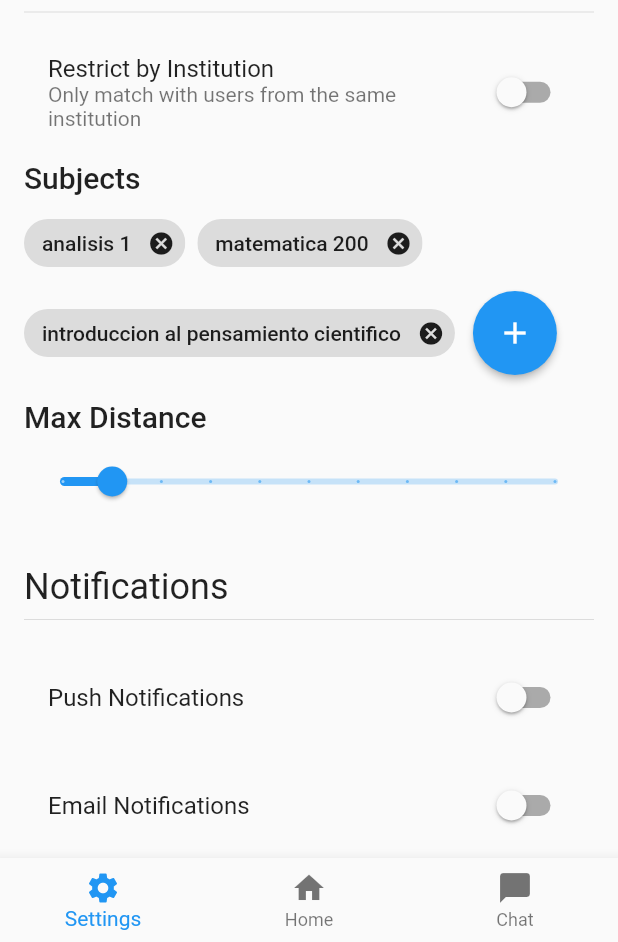
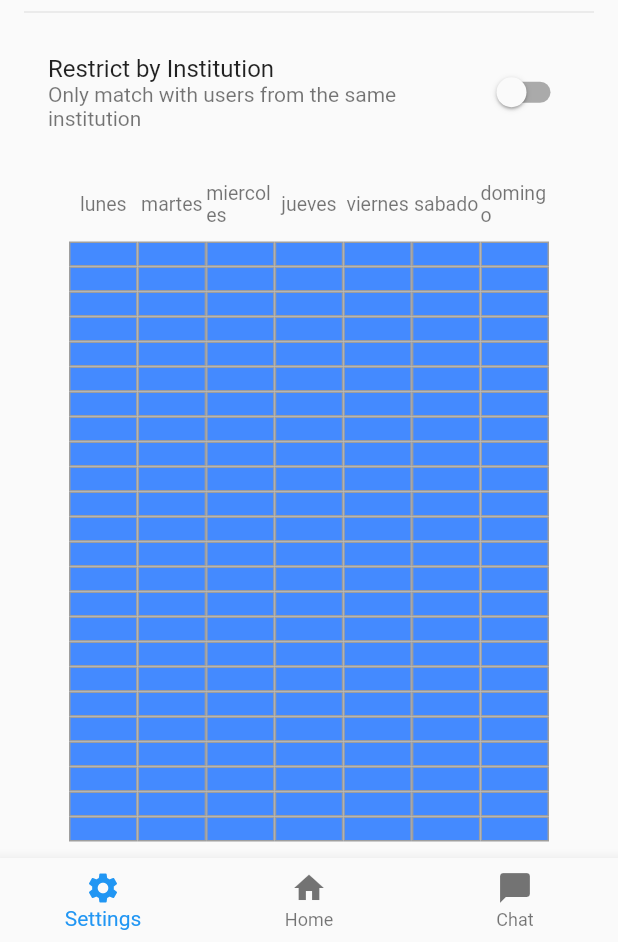
Before and after one commit to lucastarche/studdy-buddy, a Flutter app: the SettingsPage screen opened by its route, on a phone screen of 412 x 824 dp, the part 294-1236 px from its top. Run offline on Flutter 3.47's test engine with Material 2 defaults, Android fonts, the phone set to English and light mode, and no system bars; our stand-ins replace appinio_swiper, firebase_auth, firebase_core, flip_card; missing offline and left inert: firebase_ui_auth, firebase_ui_oauth_google; accounts and stored records are empty; network calls fail.

```diff
--- a/lib/app_state.dart
+++ b/lib/app_state.dart
@@ -24,12 +24,12 @@ class AppState extends ChangeNotifier {
   }
 
   //general
-  var pfpSmall = const NetworkImage('http://via.placerholder/100x100',
+  var pfpSmall = const NetworkImage('http://via.placeholder/100x100',
       headers: {'X-Requested-With': 'XMLHttpRequest'});
   //Chat Basic
   // ignore: prefer_const_constructors
   final dummyPhoto = CircleAvatar(
-    backgroundImage: const NetworkImage('http://via.placerholder/100x100',
+    backgroundImage: const NetworkImage('http://via.placeholder/100x100',
         headers: {'X-Requested-With': 'XMLHttpRequest'}),
   );
   //Card Basic
--- a/lib/components/heatmap.dart
+++ b/lib/components/heatmap.dart
@@ -7,10 +7,43 @@ class CalendarHeatMap extends StatelessWidget {
 
   @override
   Widget build(BuildContext context) {
+    final theme = Theme.of(context);
+    final style = theme.textTheme.displaySmall!.copyWith(
+      fontSize: 13,
+    );
+    final dias = [
+      'lunes',
+      'martes',
+      'miercoles',
+      'jueves',
+      'viernes',
+      'sabado',
+      'domingo'
+    ];
+    var timeSlots = [];
+    for (var i = 1; i <= 48; i++) {
+      timeSlots.add("$i");
+    }
     return Padding(
       padding: const EdgeInsets.all(30.0),
       child: Column(
         children: [
+          Row(
+            mainAxisAlignment: MainAxisAlignment.spaceAround,
+            children: dias
+                .map((e) => Expanded(
+                        child: Center(
+                      child: Text(
+                        e,
+                        style: style,
+                      ),
+                    )))
+                .toList(),
+          ),
+          const SizedBox(
+            height: 10,
+            width: 10,
+          ),
           for (int i = 0; i < 24; i++)
             Expanded(
               child: Row(
--- a/lib/settings/chat_settings.dart
+++ b/lib/settings/chat_settings.dart
@@ -1,6 +1,7 @@
 import 'package:flutter/material.dart';
 import 'package:provider/provider.dart';
 import 'package:studdy_buddy/app_state.dart';
+import 'package:studdy_buddy/components/heatmap.dart';
 
 import '../components/app_scaffold.dart';
 
@@ -57,6 +58,13 @@ class SettingsPage extends StatelessWidget {
               onChanged: (value) {
                 // TODO: implement toggle for restrictByInstitution
               },
+            ),
+            Center(
+              child: SizedBox(
+                child: CalendarHeatMap(data: state.schedule),
+                width: 500,
+                height: 500,
+              ),
             ),
             const SizedBox(height: 16.0),
             Text(
```
